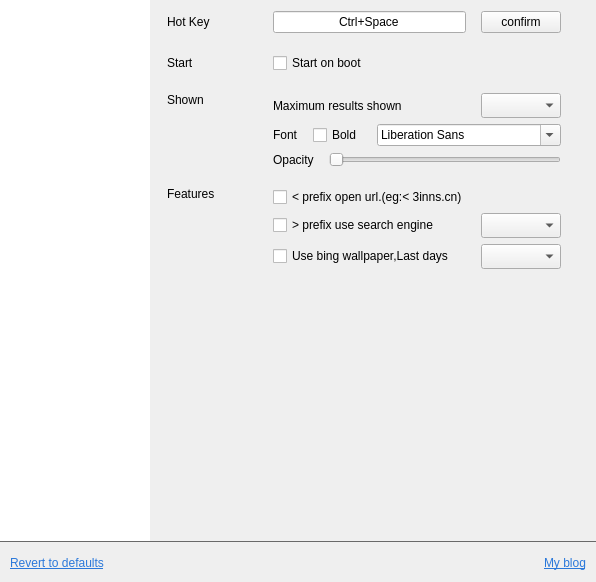
The window that src/view/SettingWidget.ui (tujiaw/Acc) describes before a commit, drawn with Qt 5.
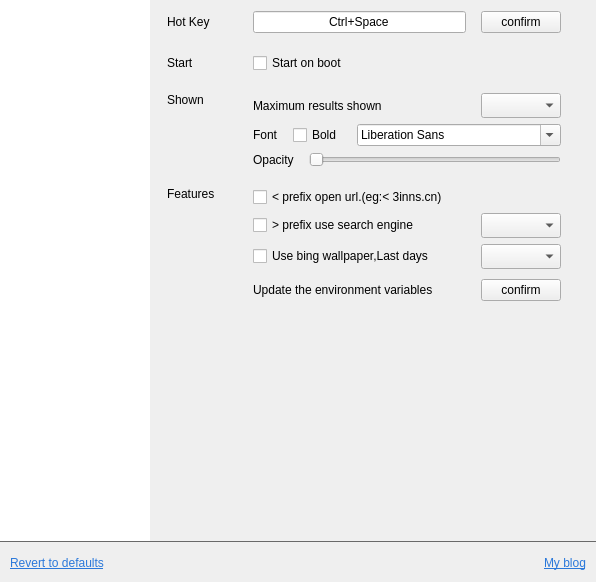
The same window after the commit.

What changed in the file:
```diff
--- a/src/view/SettingWidget.ui
+++ b/src/view/SettingWidget.ui
@@ -98,13 +98,13 @@
             <widget class="QLabel" name="labelHotKey">
              <property name="minimumSize">
               <size>
-               <width>100</width>
+               <width>80</width>
                <height>0</height>
               </size>
              </property>
              <property name="maximumSize">
               <size>
-               <width>100</width>
+               <width>80</width>
                <height>16777215</height>
               </size>
              </property>
@@ -151,13 +151,13 @@
             <widget class="QLabel" name="labelStart">
              <property name="minimumSize">
               <size>
-               <width>100</width>
+               <width>80</width>
                <height>0</height>
               </size>
              </property>
              <property name="maximumSize">
               <size>
-               <width>100</width>
+               <width>80</width>
                <height>16777215</height>
               </size>
              </property>
@@ -181,13 +181,13 @@
             <widget class="QLabel" name="labelShown">
              <property name="minimumSize">
               <size>
-               <width>100</width>
+               <width>80</width>
                <height>0</height>
               </size>
              </property>
              <property name="maximumSize">
               <size>
-               <width>100</width>
+               <width>80</width>
                <height>16777215</height>
               </size>
              </property>
@@ -317,13 +317,13 @@
             <widget class="QLabel" name="labelFeatures">
              <property name="minimumSize">
               <size>
-               <width>100</width>
+               <width>80</width>
                <height>0</height>
               </size>
              </property>
              <property name="maximumSize">
               <size>
-               <width>100</width>
+               <width>80</width>
                <height>16777215</height>
               </size>
              </property>
@@ -436,6 +436,47 @@
                </layout>
               </widget>
              </item>
+             <item>
+              <widget class="QWidget" name="widget_2" native="true">
+               <property name="minimumSize">
+                <size>
+                 <width>0</width>
+                 <height>30</height>
+                </size>
+               </property>
+               <layout class="QHBoxLayout" name="horizontalLayout_13" stretch="1,0">
+                <property name="spacing">
+                 <number>0</number>
+                </property>
+                <property name="leftMargin">
+                 <number>0</number>
+                </property>
+                <property name="topMargin">
+                 <number>0</number>
+                </property>
+                <property name="rightMargin">
+                 <number>0</number>
+                </property>
+                <property name="bottomMargin">
+                 <number>0</number>
+                </property>
+                <item>
+                 <widget class="QLabel" name="label">
+                  <property name="text">
+                   <string>Update the environment variables</string>
+                  </property>
+                 </widget>
+                </item>
+                <item>
+                 <widget class="QPushButton" name="pbEnvVarConfirm">
+                  <property name="text">
+                   <string>confirm</string>
+                  </property>
+                 </widget>
+                </item>
+               </layout>
+              </widget>
+             </item>
             </layout>
            </item>
           </layout>
```
